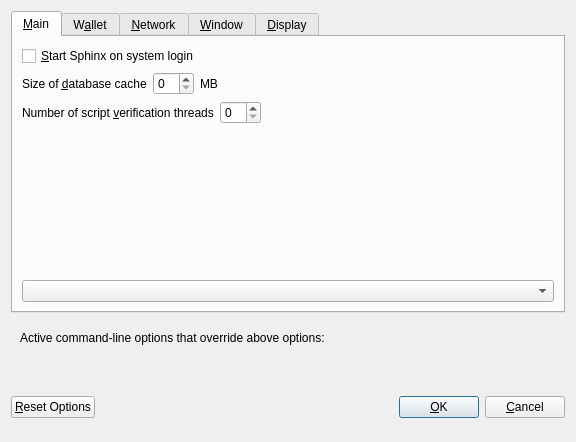
Above: src/qt/forms/optionsdialog.ui from sphinxcoin/sphinx before the change. Below: the same form after it.
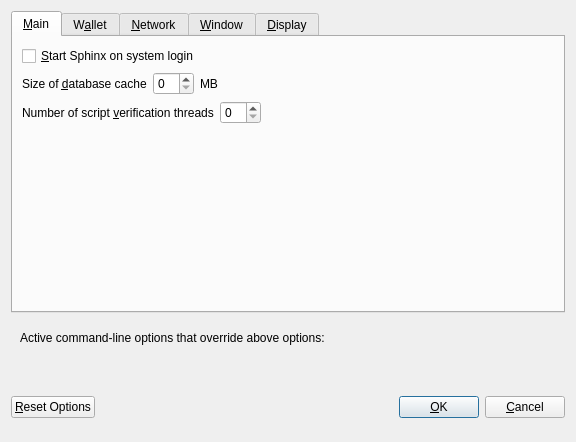
That is the form after the change. Custom widgets are drawn as their Qt base class.

Diff of the .ui file:
```diff
--- a/src/qt/forms/optionsdialog.ui
+++ b/src/qt/forms/optionsdialog.ui
@@ -188,7 +188,7 @@
            </property>
           </widget>
          </item>-->
-         <item>
+         <!--<item>
           <widget class="QComboBox" name="preferredDenom">
            <property name="maximumSize">
             <size>
@@ -206,7 +206,7 @@
             <number>9</number>
            </property>
           </widget>
-         </item>
+         </item>-->
         </layout>
        </item>
       </layout>
```
